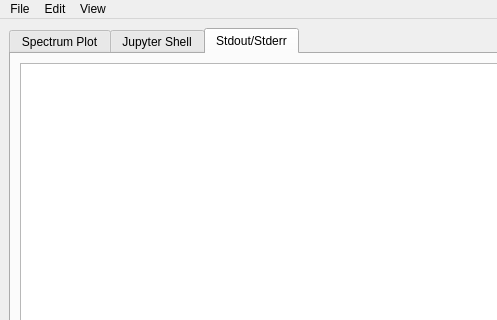
Before: the Qt Designer form meafs_code/meafs.ui in MatheusJCastro/meafs, drawn with Qt 5; both pictures show x 0 to 497 and y 0 to 320 of the 1203 by 739 pixel window.
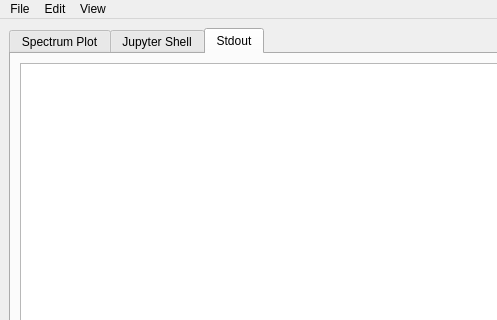
After: the same form once the commit is applied.

What changed in the file:
```diff
--- a/meafs_code/meafs.ui
+++ b/meafs_code/meafs.ui
@@ -986,7 +986,7 @@
       </widget>
       <widget class="QWidget" name="tabstoutstderr">
        <attribute name="title">
-        <string>Stdout/Stderr</string>
+        <string>Stdout</string>
        </attribute>
        <layout class="QGridLayout" name="gridLayout_12">
         <item row="2" column="1">
```
